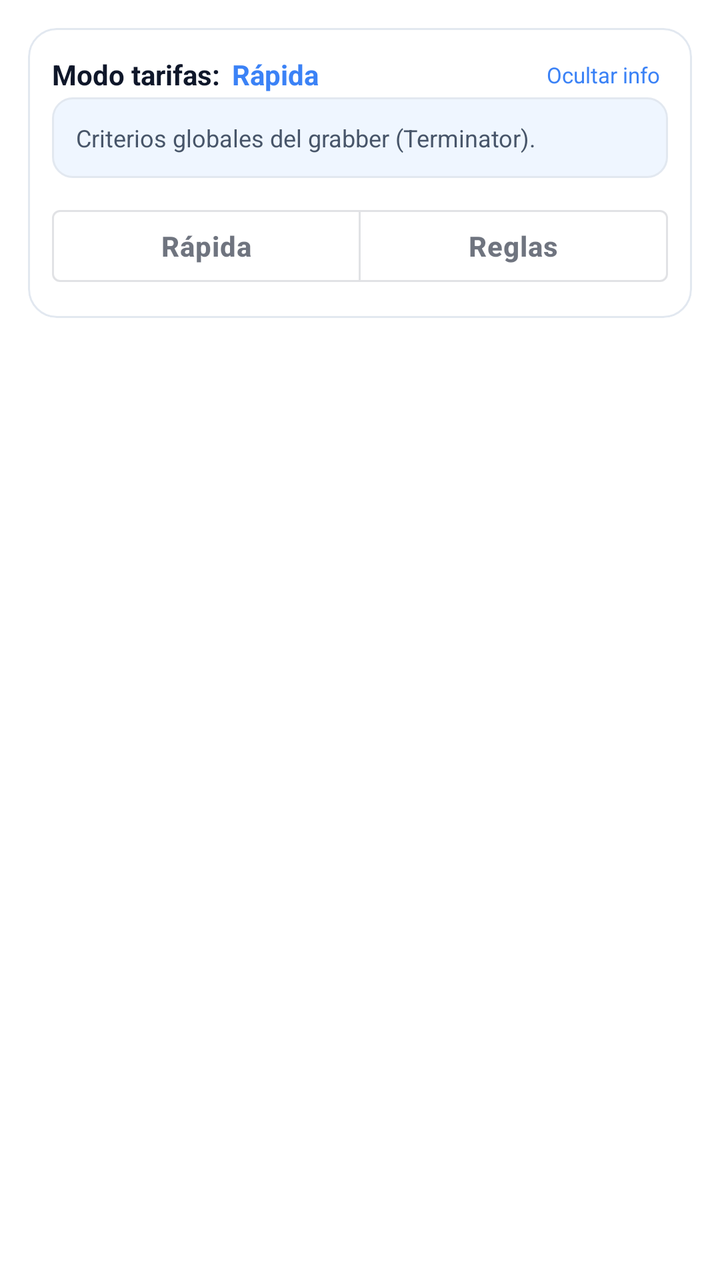
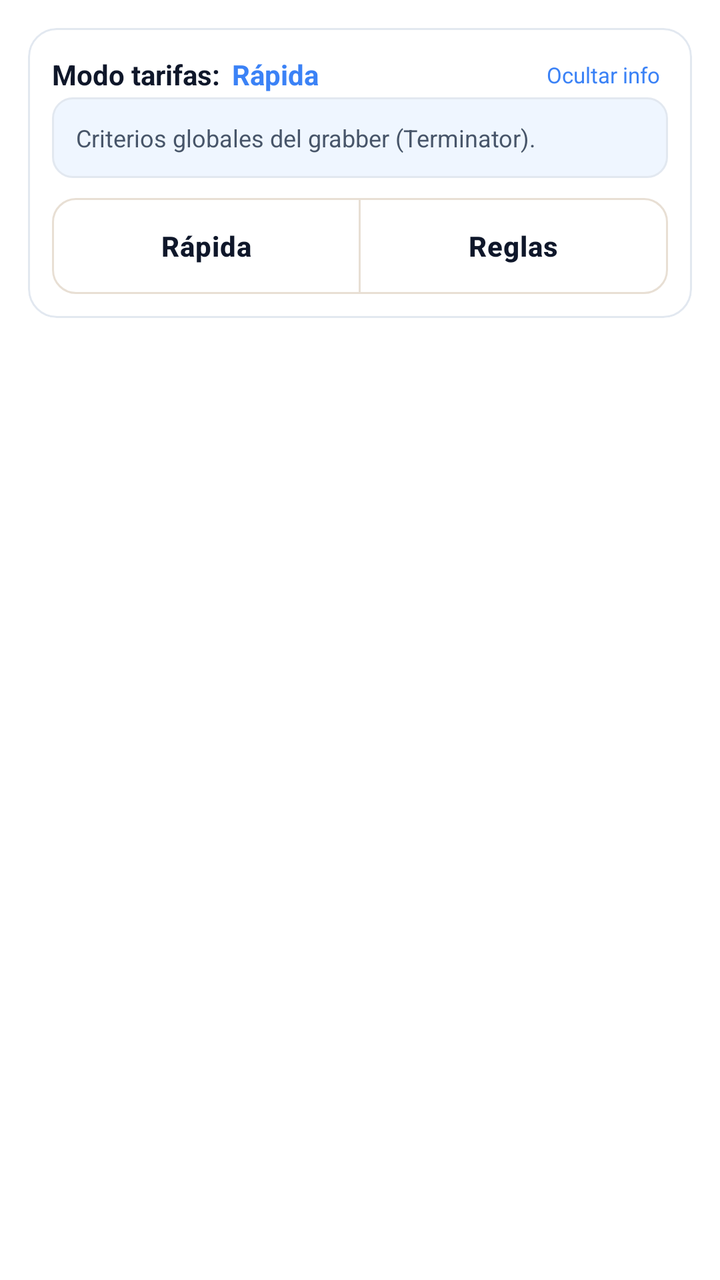

The first picture is an Android layout as it rendered before a commit; the second is the same layout after the commit. The layout source and the unified diff follow.
<!-- AndroidManifest.xml: application theme AppTheme -->
<!-- res/layout/fragment_tarifas_flex.xml -->
<?xml version="1.0" encoding="utf-8"?>
<LinearLayout xmlns:android="http://schemas.android.com/apk/res/android"
    xmlns:app="http://schemas.android.com/apk/res-auto"
    android:layout_width="match_parent"
    android:layout_height="match_parent"
    android:background="@color/bg_page"
    android:orientation="vertical"
    android:padding="14dp">

    <LinearLayout
        style="@style/Card"
        android:orientation="vertical"
        android:padding="12dp">

        <LinearLayout
            android:id="@+id/layoutTariffModeHeader"
            android:layout_width="match_parent"
            android:layout_height="wrap_content"
            android:background="?attr/selectableItemBackground"
            android:clickable="true"
            android:focusable="true"
            android:gravity="center_vertical"
            android:orientation="horizontal">

            <TextView
                android:layout_width="wrap_content"
                android:layout_height="wrap_content"
                android:text="Modo tarifas:"
                android:textColor="@color/text_primary"
                android:textSize="14sp"
                android:textStyle="bold" />

            <TextView
                android:id="@+id/tvTariffModeActive"
                android:layout_width="0dp"
                android:layout_height="wrap_content"
                android:layout_marginStart="6dp"
                android:layout_weight="1"
                android:text="Rápida"
                android:textColor="@color/colorAccent"
                android:textSize="14sp"
                android:textStyle="bold" />

            <TextView
                android:id="@+id/btnToggleModeInfo"
                android:layout_width="wrap_content"
                android:layout_height="wrap_content"
                android:padding="4dp"
                android:text="Ocultar info"
                android:textColor="@color/colorAccent"
                android:textSize="11sp" />
        </LinearLayout>

        <TextView
            android:id="@+id/tvModeInfo"
            style="@style/InfoBox"
            android:layout_marginBottom="10dp"
            android:text="Criterios globales del grabber (Terminator)." />

        <com.google.android.material.button.MaterialButtonToggleGroup
            android:id="@+id/toggleTariffMode"
            android:layout_width="match_parent"
            android:layout_height="wrap_content"
            app:selectionRequired="true"
            app:singleSelection="true">

            <com.google.android.material.button.MaterialButton
                android:id="@+id/btnTariffClassic"
                style="@style/Widget.MaterialComponents.Button.OutlinedButton"
                android:layout_width="0dp"
                android:layout_height="wrap_content"
                android:layout_weight="1"
                android:text="Rápida"
                android:textAllCaps="false" />

            <com.google.android.material.button.MaterialButton
                android:id="@+id/btnTariffDetailed"
                style="@style/Widget.MaterialComponents.Button.OutlinedButton"
                android:layout_width="0dp"
                android:layout_height="wrap_content"
                android:layout_weight="1"
                android:text="Reglas"
                android:textAllCaps="false" />
        </com.google.android.material.button.MaterialButtonToggleGroup>
    </LinearLayout>

    <androidx.fragment.app.FragmentContainerView
        android:id="@+id/tarifasContainer"
        android:layout_width="match_parent"
        android:layout_height="0dp"
        android:layout_marginTop="8dp"
        android:layout_weight="1" />

</LinearLayout>
<!-- resources referenced by this layout -->
<resources>
  <color name="bg_page">#FFFFFF</color>
  <color name="colorAccent">#3B82F6</color>
  <color name="text_primary">#0F172A</color>
  <style name="InfoBox">
          <item name="android:layout_width">match_parent</item>
          <item name="android:layout_height">wrap_content</item>
          <item name="android:background">@drawable/info_bg</item>
          <item name="android:padding">12dp</item>
          <item name="android:textSize">12sp</item>
          <item name="android:textColor">@color/text_secondary</item>
          <item name="android:lineSpacingExtra">3dp</item>
      </style>
  <!-- drawable card_bg (drawable) -->
  <?xml version="1.0" encoding="utf-8"?>
  <shape xmlns:android="http://schemas.android.com/apk/res/android">
      <solid android:color="@color/bg_card"/>
      <stroke android:width="1dp" android:color="@color/border_subtle"/>
      <corners android:radius="14dp"/>
  </shape>
  <!-- drawable info_bg (drawable) -->
  <?xml version="1.0" encoding="utf-8"?>
  <shape xmlns:android="http://schemas.android.com/apk/res/android">
      <solid android:color="@color/blue_bg"/>
      <stroke android:width="1dp" android:color="@color/border_subtle"/>
      <corners android:radius="10dp"/>
  </shape>
  <color name="text_secondary">#475569</color>
  <color name="colorPrimary">#FFFFFF</color>
  <color name="colorPrimaryDark">#FFFFFF</color>
  <color name="bg_card">#FFFFFF</color>
  <style name="SparkSwitch" parent="Widget.MaterialComponents.CompoundButton.Switch">
          <item name="thumbTint">@color/header_switch_thumb</item>
          <item name="trackTint">@color/switch_track_selector</item>
      </style>
  <style name="PichiXTextInputLayout" parent="Widget.MaterialComponents.TextInputLayout.OutlinedBox">
          <item name="boxBackgroundColor">@color/bg_input</item>
          <item name="boxStrokeColor">@color/border_input</item>
          <item name="hintTextColor">@color/text_secondary</item>
          <item name="android:textColorHint">@color/text_hint</item>
      </style>
  <color name="border_subtle">#E2E8F0</color>
  <color name="blue_bg">#EFF6FF</color>
  <color name="button_primary_bg">#3B82F6</color>
  <color name="button_primary_text">#FFFFFF</color>
  <style name="SparkAlertDialogTitle" parent="MaterialAlertDialog.MaterialComponents.Title.Text">
          <item name="android:textColor">@color/text_primary</item>
      </style>
  <style name="SparkAlertDialogBody" parent="MaterialAlertDialog.MaterialComponents.Body.Text">
          <item name="android:textColor">@color/text_secondary</item>
      </style>
  <style name="SparkAlertDialogButton" parent="Widget.MaterialComponents.Button.TextButton.Dialog">
          <item name="android:textColor">@color/colorAccent</item>
          <item name="rippleColor">@color/sidebar_ripple</item>
      </style>
  <color name="bg_input">#FFF8F0</color>
  <color name="border_input">#E8DFD4</color>
  <color name="text_hint">#94A3B8</color>
  <color name="sidebar_ripple">#1A3B82F6</color>
  <!-- unchanged entries left out for length: 4 -->
</resources>

<!-- the commit's change to res/layout/fragment_tarifas_flex.xml (unified diff, before → after) -->
@@ -66,7 +66,7 @@
 
             <com.google.android.material.button.MaterialButton
                 android:id="@+id/btnTariffClassic"
-                style="@style/Widget.MaterialComponents.Button.OutlinedButton"
+                style="@style/SparkButtonSecondary"
                 android:layout_width="0dp"
                 android:layout_height="wrap_content"
                 android:layout_weight="1"
@@ -75,7 +75,7 @@
 
             <com.google.android.material.button.MaterialButton
                 android:id="@+id/btnTariffDetailed"
-                style="@style/Widget.MaterialComponents.Button.OutlinedButton"
+                style="@style/SparkButtonSecondary"
                 android:layout_width="0dp"
                 android:layout_height="wrap_content"
                 android:layout_weight="1"
<!-- resource entries referenced after the edit -->
@@ -11,6 +11,19 @@
           <item name="android:textSize">12sp</item>
           <item name="android:textColor">@color/text_secondary</item>
           <item name="android:lineSpacingExtra">3dp</item>
+      </style>
+  <style name="SparkButtonSecondary" parent="Widget.MaterialComponents.Button.OutlinedButton">
+          <item name="android:minHeight">48dp</item>
+          <item name="android:paddingTop">12dp</item>
+          <item name="android:paddingBottom">12dp</item>
+          <item name="android:textSize">14sp</item>
+          <item name="cornerRadius">12dp</item>
+          <item name="strokeWidth">1dp</item>
+          <item name="strokeColor">@color/border_input</item>
+          <item name="android:textColor">@color/text_primary</item>
+          <item name="android:textAllCaps">false</item>
+          <item name="android:insetTop">0dp</item>
+          <item name="android:insetBottom">0dp</item>
       </style>
   <!-- drawable card_bg (drawable) -->
   <?xml version="1.0" encoding="utf-8"?>
